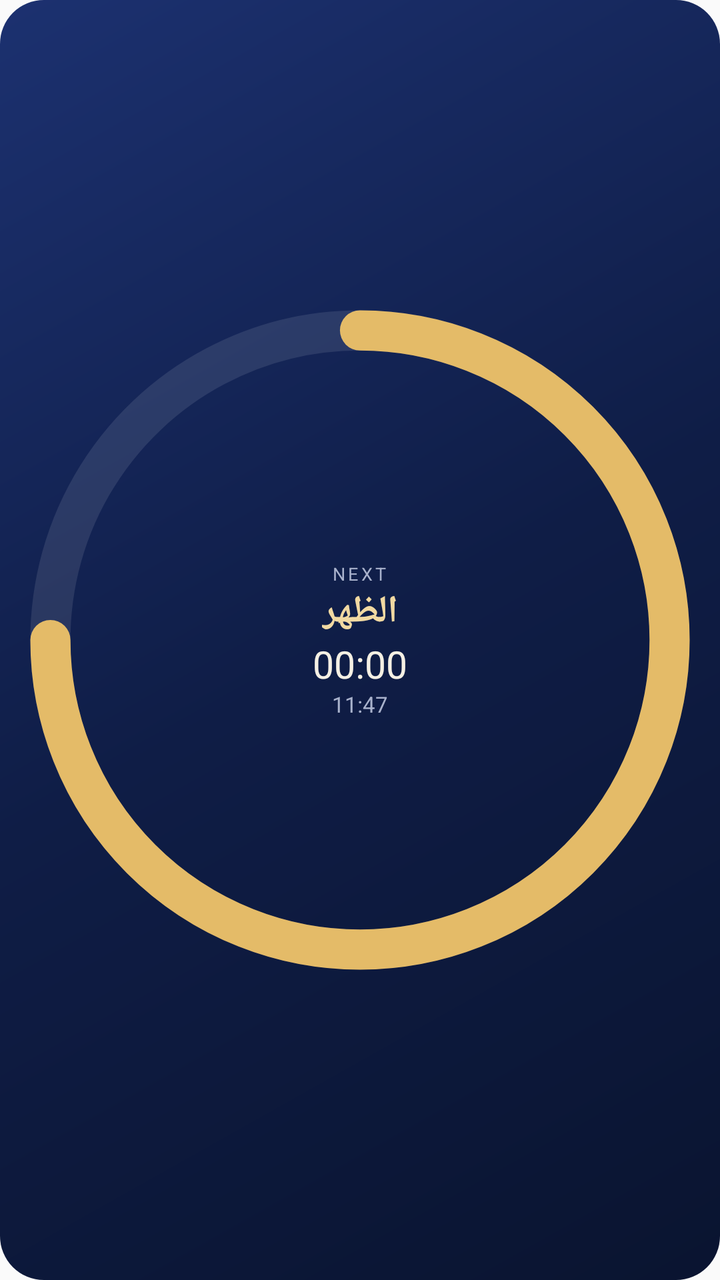
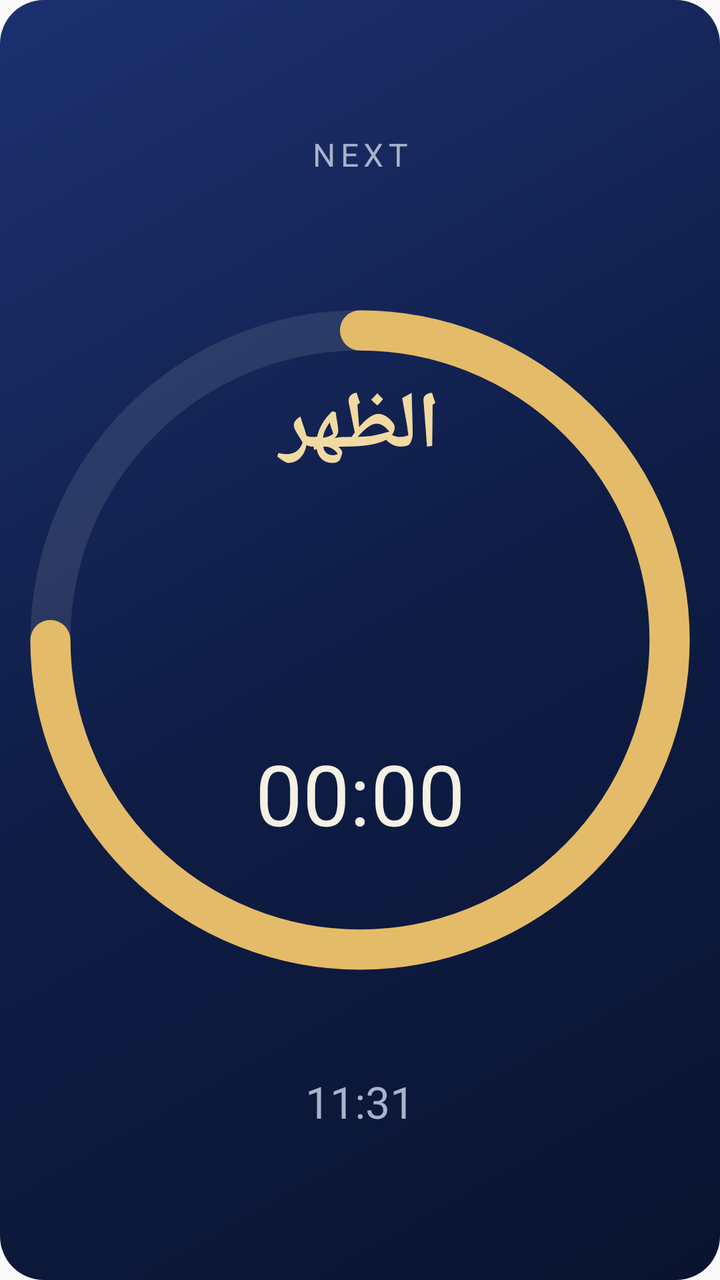

The first picture is an Android layout as it rendered before a commit; the second is the same layout after the commit. The layout source and the unified diff follow.
<!-- AndroidManifest.xml: application theme AppTheme -->
<!-- res/layout/widget_square.xml -->
<?xml version="1.0" encoding="utf-8"?>
<FrameLayout xmlns:android="http://schemas.android.com/apk/res/android"
    android:id="@+id/w_root"
    android:layout_width="match_parent"
    android:layout_height="match_parent"
    android:background="@drawable/widget_bg"
    android:padding="8dp">

    <ImageView
        android:id="@+id/w_ring"
        android:layout_width="match_parent"
        android:layout_height="match_parent"
        android:scaleType="fitCenter"
        android:src="@drawable/widget_ring_preview"
        android:contentDescription="@null" />

    <LinearLayout
        android:layout_width="wrap_content"
        android:layout_height="wrap_content"
        android:layout_gravity="center"
        android:gravity="center_horizontal"
        android:orientation="vertical">

        <TextView
            android:id="@+id/w_label"
            android:layout_width="wrap_content"
            android:layout_height="wrap_content"
            android:letterSpacing="0.16"
            android:text="NEXT"
            android:textColor="#A9B2CC"
            android:textSize="9sp" />

        <TextView
            android:id="@+id/w_ar"
            android:layout_width="wrap_content"
            android:layout_height="wrap_content"
            android:text="الظهر"
            android:textColor="#F1D9A2"
            android:textSize="19sp"
            android:textStyle="bold" />

        <Chronometer
            android:id="@+id/w_chrono"
            android:layout_width="wrap_content"
            android:layout_height="wrap_content"
            android:fontFeatureSettings="tnum"
            android:textColor="#F5F0E4"
            android:textSize="19sp" />

        <TextView
            android:id="@+id/w_sub"
            android:layout_width="wrap_content"
            android:layout_height="wrap_content"
            android:ellipsize="end"
            android:maxLines="1"
            android:maxWidth="96dp"
            android:text="11:47"
            android:textColor="#A9B2CC"
            android:textSize="11sp" />
    </LinearLayout>
</FrameLayout>
<!-- resources referenced by this layout -->
<resources>
  <!-- drawable widget_bg (drawable) -->
  <?xml version="1.0" encoding="utf-8"?>
  <shape xmlns:android="http://schemas.android.com/apk/res/android" android:shape="rectangle">
      <gradient android:angle="315" android:startColor="#1C3170" android:centerColor="#0F1D46" android:endColor="#0A1430" />
      <corners android:radius="22dp" />
  </shape>
  <!-- drawable widget_ring_preview (drawable) -->
  <?xml version="1.0" encoding="utf-8"?>
  <vector xmlns:android="http://schemas.android.com/apk/res/android" android:width="120dp" android:height="120dp" android:viewportWidth="120" android:viewportHeight="120">
      <path android:pathData="M60,6 A54,54 0 1,1 59.99,6" android:strokeColor="#1AFFFFFF" android:strokeWidth="7" android:fillColor="#00000000" />
      <path android:pathData="M60,6 A54,54 0 1,1 6,60" android:strokeColor="#E4BB68" android:strokeWidth="7" android:strokeLineCap="round" android:fillColor="#00000000" />
  </vector>
  <style name="AppTheme" parent="Theme.AppCompat.Light.DarkActionBar">
          
          <item name="colorPrimary">@color/colorPrimary</item>
          <item name="colorPrimaryDark">@color/colorPrimaryDark</item>
          <item name="colorAccent">@color/colorAccent</item>
      </style>
  <color tools:ignore="UnusedResources" name="colorPrimary">#3F51B5</color>
  <color tools:ignore="UnusedResources" name="colorPrimaryDark">#303F9F</color>
  <color tools:ignore="UnusedResources" name="colorAccent">#FF4081</color>
</resources>

<!-- the commit's change to res/layout/widget_square.xml (unified diff, before → after) -->
@@ -10,52 +10,75 @@
         android:id="@+id/w_ring"
         android:layout_width="match_parent"
         android:layout_height="match_parent"
+        android:contentDescription="@null"
         android:scaleType="fitCenter"
-        android:src="@drawable/widget_ring_preview"
-        android:contentDescription="@null" />
+        android:src="@drawable/widget_ring_preview" />
 
     <LinearLayout
-        android:layout_width="wrap_content"
-        android:layout_height="wrap_content"
-        android:layout_gravity="center"
-        android:gravity="center_horizontal"
-        android:orientation="vertical">
+        android:id="@+id/w_inner"
+        android:layout_width="match_parent"
+        android:layout_height="match_parent"
+        android:gravity="center"
+        android:orientation="vertical"
+        android:padding="22dp">
 
         <TextView
             android:id="@+id/w_label"
-            android:layout_width="wrap_content"
-            android:layout_height="wrap_content"
+            android:textSize="9sp"
+            android:layout_width="match_parent"
+            android:layout_height="0dp"
+            android:layout_weight="0.16"
+            android:autoSizeMaxTextSize="16sp"
+            android:autoSizeMinTextSize="7sp"
+            android:autoSizeTextType="uniform"
+            android:gravity="center"
             android:letterSpacing="0.16"
+            android:maxLines="1"
             android:text="NEXT"
-            android:textColor="#A9B2CC"
-            android:textSize="9sp" />
+            android:textColor="#A9B2CC" />
 
         <TextView
             android:id="@+id/w_ar"
-            android:layout_width="wrap_content"
-            android:layout_height="wrap_content"
+            android:textSize="19sp"
+            android:layout_width="match_parent"
+            android:layout_height="0dp"
+            android:layout_weight="0.30"
+            android:autoSizeMaxTextSize="40sp"
+            android:autoSizeMinTextSize="11sp"
+            android:autoSizeTextType="uniform"
+            android:gravity="center"
+            android:maxLines="1"
             android:text="الظهر"
             android:textColor="#F1D9A2"
-            android:textSize="19sp"
             android:textStyle="bold" />
 
         <Chronometer
             android:id="@+id/w_chrono"
-            android:layout_width="wrap_content"
-            android:layout_height="wrap_content"
+            android:textSize="19sp"
+            android:layout_width="match_parent"
+            android:layout_height="0dp"
+            android:layout_weight="0.32"
+            android:autoSizeMaxTextSize="42sp"
+            android:autoSizeMinTextSize="11sp"
+            android:autoSizeTextType="uniform"
             android:fontFeatureSettings="tnum"
-            android:textColor="#F5F0E4"
-            android:textSize="19sp" />
+            android:gravity="center"
+            android:maxLines="1"
+            android:textColor="#F5F0E4" />
 
         <TextView
             android:id="@+id/w_sub"
-            android:layout_width="wrap_content"
-            android:layout_height="wrap_content"
-            android:ellipsize="end"
+            android:textSize="11sp"
+            android:layout_width="match_parent"
+            android:layout_height="0dp"
+            android:layout_weight="0.20"
+            android:autoSizeMaxTextSize="22sp"
+            android:autoSizeMinTextSize="8sp"
+            android:autoSizeTextType="uniform"
+            android:fontFeatureSettings="tnum"
+            android:gravity="center"
             android:maxLines="1"
-            android:maxWidth="96dp"
-            android:text="11:47"
-            android:textColor="#A9B2CC"
-            android:textSize="11sp" />
+            android:text="11:31"
+            android:textColor="#A9B2CC" />
     </LinearLayout>
 </FrameLayout>
